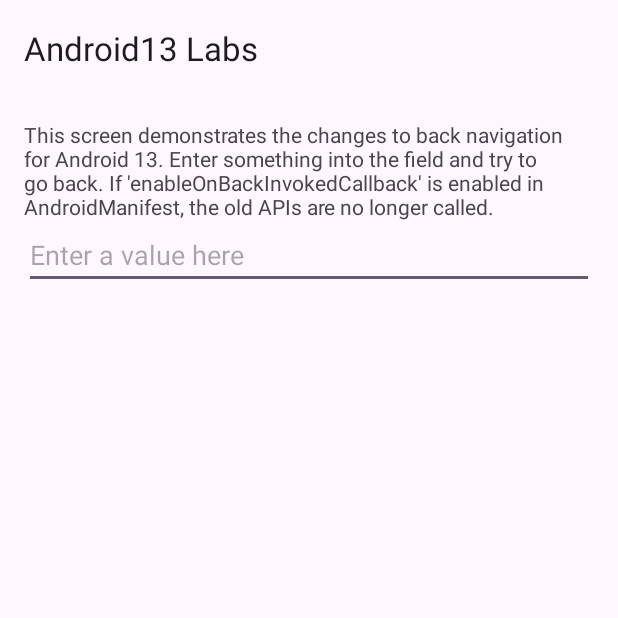
After one commit to mannodermaus/android13-labs-sample, an Android app: the AnotherActivity screen opened directly, with no data from a screen before it, on a phone screen of 412 x 824 dp, the top half of it. The commit adds this screen. Run offline under Robolectric (Android 15) with nearby library versions, the phone set to English and light mode, and no system bars; network calls fail.

Commit message:
OnBackPressedDispatcher

```diff
--- a/app/src/main/AndroidManifest.xml
+++ b/app/src/main/AndroidManifest.xml
@@ -8,6 +8,7 @@
     <application
         android:allowBackup="true"
         android:dataExtractionRules="@xml/data_extraction_rules"
+        android:enableOnBackInvokedCallback="true"
         android:fullBackupContent="@xml/backup_rules"
         android:icon="@mipmap/ic_launcher"
         android:label="@string/app_name"
@@ -24,6 +25,8 @@
             </intent-filter>
         </activity>
 
+        <activity android:name=".AnotherActivity" />
+
         <service
             android:name=".AmazingService"
             android:exported="false" />
--- /dev/null
+++ b/app/src/main/java/de/mannodermaus/android13labs/AnotherActivity.kt
@@ -0,0 +1,40 @@
+package de.mannodermaus.android13labs
+
+import android.os.Bundle
+import android.view.KeyEvent
+import androidx.activity.addCallback
+import androidx.appcompat.app.AppCompatActivity
+import androidx.core.view.WindowCompat
+import androidx.core.widget.doAfterTextChanged
+import com.google.android.material.dialog.MaterialAlertDialogBuilder
+import de.mannodermaus.android13labs.databinding.ActivityAnotherBinding
+
+class AnotherActivity : AppCompatActivity() {
+    private lateinit var binding: ActivityAnotherBinding
+
+    override fun onCreate(savedInstanceState: Bundle?) {
+        WindowCompat.setDecorFitsSystemWindows(window, false)
+        super.onCreate(savedInstanceState)
+
+        binding = ActivityAnotherBinding.inflate(layoutInflater)
+        setSupportActionBar(binding.toolbar)
+        setContentView(binding.root)
+
+        val callback = onBackPressedDispatcher.addCallback(this, enabled = false) {
+            showConfirmDialog()
+        }
+
+        binding.inputField.doAfterTextChanged { text ->
+            callback.isEnabled = !text.isNullOrEmpty()
+        }
+    }
+
+    private fun showConfirmDialog() {
+        MaterialAlertDialogBuilder(this)
+            .setTitle("Confirm")
+            .setMessage("Are you sure you want to go back?")
+            .setPositiveButton("Yes") { _, _ -> finish() }
+            .setNegativeButton("No") { d, _ -> d.dismiss() }
+            .show()
+    }
+}
--- a/app/src/main/java/de/mannodermaus/android13labs/MainActivity.kt
+++ b/app/src/main/java/de/mannodermaus/android13labs/MainActivity.kt
@@ -47,6 +47,10 @@ class MainActivity : AppCompatActivity() {
         setContentView(binding.root)
 
         setSupportActionBar(binding.toolbar)
+
+        binding.content.buttonStartActivity.setOnClickListener {
+            startActivity(Intent(this, AnotherActivity::class.java))
+        }
 
         binding.content.checkboxPhraseWrapping.setOnCheckedChangeListener { _, enabled ->
             updateLoremIpsumTextWrapping(enabled)
--- /dev/null
+++ b/app/src/main/res/layout/activity_another.xml
@@ -0,0 +1,38 @@
+<?xml version="1.0" encoding="utf-8"?>
+<androidx.coordinatorlayout.widget.CoordinatorLayout xmlns:android="http://schemas.android.com/apk/res/android"
+    android:layout_width="match_parent"
+    android:layout_height="match_parent"
+    android:fitsSystemWindows="true">
+
+    <com.google.android.material.appbar.AppBarLayout
+        android:layout_width="match_parent"
+        android:layout_height="wrap_content"
+        android:fitsSystemWindows="true">
+
+        <com.google.android.material.appbar.MaterialToolbar
+            android:id="@+id/toolbar"
+            android:layout_width="match_parent"
+            android:layout_height="?attr/actionBarSize" />
+    </com.google.android.material.appbar.AppBarLayout>
+
+    <LinearLayout
+        android:layout_width="match_parent"
+        android:layout_height="match_parent"
+        android:layout_marginTop="?attr/actionBarSize"
+        android:orientation="vertical"
+        android:padding="16dp">
+
+        <TextView
+            android:id="@+id/text"
+            android:layout_width="match_parent"
+            android:layout_height="wrap_content"
+            android:text="This screen demonstrates the changes to back navigation for Android 13. Enter something into the field and try to go back. If 'enableOnBackInvokedCallback' is enabled in AndroidManifest, the old APIs are no longer called."/>
+
+        <EditText
+            android:id="@+id/inputField"
+            android:layout_width="match_parent"
+            android:layout_height="wrap_content"
+            android:singleLine="true"
+            android:hint="Enter a value here" />
+    </LinearLayout>
+</androidx.coordinatorlayout.widget.CoordinatorLayout>
--- a/app/src/main/res/layout/content_main.xml
+++ b/app/src/main/res/layout/content_main.xml
@@ -71,4 +71,10 @@
             android:layout_weight="1"
             android:text="@string/button_stop_service" />
     </LinearLayout>
+
+    <Button
+        android:id="@+id/button_start_activity"
+        android:layout_width="wrap_content"
+        android:layout_height="wrap_content"
+        android:text="Start Back Gesture Test"/>
 </LinearLayout>
```
